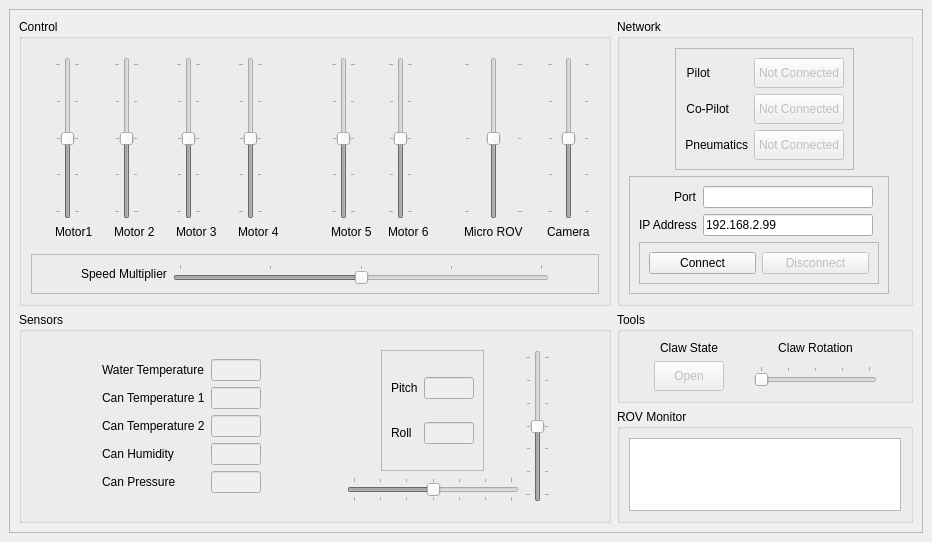
First picture: the form in pilot_terminal/gui/qt/terminal_window.ui, repository ShaneTWilliams/husky-rov, before the edit.
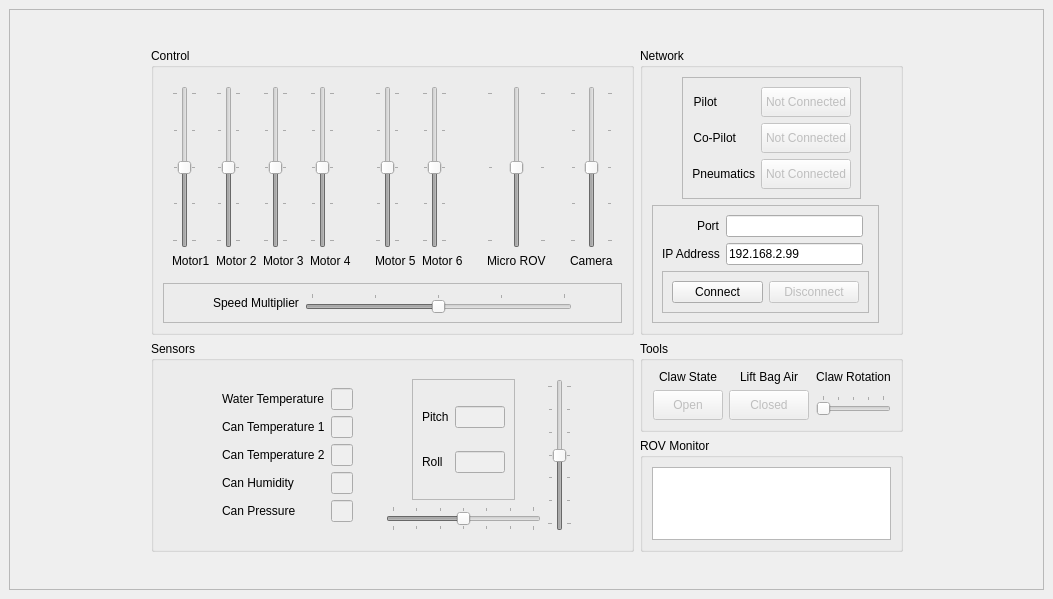
Second picture: the form after the edit. Icons and pictures are not drawn.

```diff
--- a/pilot_terminal/gui/qt/terminal_window.ui
+++ b/pilot_terminal/gui/qt/terminal_window.ui
@@ -9,8 +9,8 @@
    <rect>
     <x>0</x>
     <y>0</y>
-    <width>932</width>
-    <height>513</height>
+    <width>1053</width>
+    <height>599</height>
    </rect>
   </property>
   <property name="windowTitle">
@@ -39,224 +39,8 @@
       <property name="frameShadow">
        <enum>QFrame::Raised</enum>
       </property>
-      <layout class="QGridLayout" name="gridLayout_2" rowstretch="3,1,2" columnstretch="2,1">
-       <item row="0" column="1">
-        <widget class="QGroupBox" name="groupBox_4">
-         <property name="title">
-          <string>Network</string>
-         </property>
-         <layout class="QGridLayout" name="gridLayout_7" columnstretch="1,0,0">
-          <item row="1" column="0" colspan="3" alignment="Qt::AlignHCenter">
-           <widget class="QFrame" name="frame_3">
-            <property name="frameShape">
-             <enum>QFrame::StyledPanel</enum>
-            </property>
-            <property name="frameShadow">
-             <enum>QFrame::Raised</enum>
-            </property>
-            <layout class="QGridLayout" name="gridLayout_9">
-             <item row="1" column="0" alignment="Qt::AlignLeft">
-              <widget class="QLabel" name="label_11">
-               <property name="layoutDirection">
-                <enum>Qt::LeftToRight</enum>
-               </property>
-               <property name="text">
-                <string>Co-Pilot</string>
-               </property>
-               <property name="alignment">
-                <set>Qt::AlignRight|Qt::AlignTrailing|Qt::AlignVCenter</set>
-               </property>
-              </widget>
-             </item>
-             <item row="1" column="1">
-              <widget class="QPushButton" name="copilotStatus">
-               <property name="enabled">
-                <bool>false</bool>
-               </property>
-               <property name="minimumSize">
-                <size>
-                 <width>90</width>
-                 <height>30</height>
-                </size>
-               </property>
-               <property name="focusPolicy">
-                <enum>Qt::NoFocus</enum>
-               </property>
-               <property name="styleSheet">
-                <string notr="true"/>
-               </property>
-               <property name="text">
-                <string>Not Connected</string>
-               </property>
-              </widget>
-             </item>
-             <item row="2" column="0">
-              <widget class="QLabel" name="label_12">
-               <property name="layoutDirection">
-                <enum>Qt::LeftToRight</enum>
-               </property>
-               <property name="text">
-                <string>Pneumatics</string>
-               </property>
-               <property name="alignment">
-                <set>Qt::AlignRight|Qt::AlignTrailing|Qt::AlignVCenter</set>
-               </property>
-              </widget>
-             </item>
-             <item row="0" column="0" alignment="Qt::AlignLeft">
-              <widget class="QLabel" name="label_10">
-               <property name="enabled">
-                <bool>true</bool>
-               </property>
-               <property name="layoutDirection">
-                <enum>Qt::LeftToRight</enum>
-               </property>
-               <property name="text">
-                <string>Pilot</string>
-               </property>
-               <property name="alignment">
-                <set>Qt::AlignRight|Qt::AlignTrailing|Qt::AlignVCenter</set>
-               </property>
-              </widget>
-             </item>
-             <item row="0" column="1">
-              <widget class="QPushButton" name="pilotStatus">
-               <property name="enabled">
-                <bool>false</bool>
-               </property>
-               <property name="minimumSize">
-                <size>
-                 <width>90</width>
-                 <height>30</height>
-                </size>
-               </property>
-               <property name="focusPolicy">
-                <enum>Qt::NoFocus</enum>
-               </property>
-               <property name="styleSheet">
-                <string notr="true"/>
-               </property>
-               <property name="text">
-                <string>Not Connected</string>
-               </property>
-              </widget>
-             </item>
-             <item row="2" column="1">
-              <widget class="QPushButton" name="pneumaticsStatus">
-               <property name="enabled">
-                <bool>false</bool>
-               </property>
-               <property name="minimumSize">
-                <size>
-                 <width>90</width>
-                 <height>30</height>
-                </size>
-               </property>
-               <property name="focusPolicy">
-                <enum>Qt::NoFocus</enum>
-               </property>
-               <property name="styleSheet">
-                <string notr="true"/>
-               </property>
-               <property name="text">
-                <string>Not Connected</string>
-               </property>
-              </widget>
-             </item>
-            </layout>
-           </widget>
-          </item>
-          <item row="2" column="0">
-           <widget class="QFrame" name="frame_2">
-            <property name="frameShape">
-             <enum>QFrame::StyledPanel</enum>
-            </property>
-            <property name="frameShadow">
-             <enum>QFrame::Raised</enum>
-            </property>
-            <layout class="QGridLayout" name="gridLayout_8">
-             <item row="4" column="0" colspan="3">
-              <widget class="QFrame" name="frame_5">
-               <property name="layoutDirection">
-                <enum>Qt::LeftToRight</enum>
-               </property>
-               <property name="frameShape">
-                <enum>QFrame::StyledPanel</enum>
-               </property>
-               <property name="frameShadow">
-                <enum>QFrame::Raised</enum>
-               </property>
-               <layout class="QGridLayout" name="gridLayout_17">
-                <item row="0" column="0">
-                 <widget class="QPushButton" name="connectButton">
-                  <property name="focusPolicy">
-                   <enum>Qt::NoFocus</enum>
-                  </property>
-                  <property name="text">
-                   <string>Connect</string>
-                  </property>
-                 </widget>
-                </item>
-                <item row="0" column="1">
-                 <widget class="QPushButton" name="disconnectButton">
-                  <property name="enabled">
-                   <bool>false</bool>
-                  </property>
-                  <property name="focusPolicy">
-                   <enum>Qt::NoFocus</enum>
-                  </property>
-                  <property name="text">
-                   <string>Disconnect</string>
-                  </property>
-                 </widget>
-                </item>
-               </layout>
-              </widget>
-             </item>
-             <item row="0" column="0" alignment="Qt::AlignRight">
-              <widget class="QLabel" name="label_8">
-               <property name="text">
-                <string>Port</string>
-               </property>
-              </widget>
-             </item>
-             <item row="1" column="1">
-              <widget class="QLineEdit" name="ipLineEdit">
-               <property name="enabled">
-                <bool>true</bool>
-               </property>
-               <property name="focusPolicy">
-                <enum>Qt::ClickFocus</enum>
-               </property>
-               <property name="text">
-                <string>192.168.2.99</string>
-               </property>
-               <property name="placeholderText">
-                <string comment="12345" extracomment="gdgdrg"/>
-               </property>
-              </widget>
-             </item>
-             <item row="1" column="0">
-              <widget class="QLabel" name="label_9">
-               <property name="text">
-                <string>IP Address</string>
-               </property>
-              </widget>
-             </item>
-             <item row="0" column="1">
-              <widget class="QLineEdit" name="portLineEdit">
-               <property name="focusPolicy">
-                <enum>Qt::ClickFocus</enum>
-               </property>
-              </widget>
-             </item>
-            </layout>
-           </widget>
-          </item>
-         </layout>
-        </widget>
-       </item>
-       <item row="0" column="0">
+      <layout class="QGridLayout" name="gridLayout_2" rowstretch="2,3,1,4,2" columnstretch="1,3,2,1">
+       <item row="1" column="1">
         <widget class="QGroupBox" name="motorFrame">
          <property name="title">
           <string>Control</string>
@@ -732,33 +516,14 @@
          </layout>
         </widget>
        </item>
-       <item row="2" column="1">
-        <widget class="QGroupBox" name="groupBox">
-         <property name="title">
-          <string>ROV Monitor</string>
-         </property>
-         <layout class="QGridLayout" name="gridLayout_16">
-          <item row="0" column="0">
-           <widget class="QTextBrowser" name="textBrowser">
-            <property name="enabled">
-             <bool>true</bool>
-            </property>
-            <property name="focusPolicy">
-             <enum>Qt::NoFocus</enum>
-            </property>
-           </widget>
-          </item>
-         </layout>
-        </widget>
-       </item>
-       <item row="1" column="0" rowspan="2">
+       <item row="2" column="1" rowspan="2">
         <widget class="QGroupBox" name="groupBox_3">
          <property name="title">
           <string>Sensors</string>
          </property>
-         <layout class="QGridLayout" name="gridLayout_10" columnstretch="0,3,0,3,0">
-          <item row="0" column="2">
-           <spacer name="horizontalSpacer_2">
+         <layout class="QGridLayout" name="gridLayout_10" columnstretch="1,2,5,1">
+          <item row="0" column="0">
+           <spacer name="horizontalSpacer_3">
             <property name="orientation">
              <enum>Qt::Horizontal</enum>
             </property>
@@ -770,7 +535,7 @@
             </property>
            </spacer>
           </item>
-          <item row="0" column="4">
+          <item row="0" column="3">
            <spacer name="horizontalSpacer">
             <property name="orientation">
              <enum>Qt::Horizontal</enum>
@@ -783,6 +548,141 @@
             </property>
            </spacer>
           </item>
+          <item row="0" column="2">
+           <widget class="QFrame" name="frame_4">
+            <property name="layoutDirection">
+             <enum>Qt::LeftToRight</enum>
+            </property>
+            <layout class="QGridLayout" name="gridLayout_11">
+             <item row="1" column="0">
+              <widget class="QSlider" name="rollSlider">
+               <property name="enabled">
+                <bool>false</bool>
+               </property>
+               <property name="focusPolicy">
+                <enum>Qt::NoFocus</enum>
+               </property>
+               <property name="styleSheet">
+                <string notr="true"/>
+               </property>
+               <property name="minimum">
+                <number>-45</number>
+               </property>
+               <property name="maximum">
+                <number>45</number>
+               </property>
+               <property name="singleStep">
+                <number>1</number>
+               </property>
+               <property name="value">
+                <number>0</number>
+               </property>
+               <property name="orientation">
+                <enum>Qt::Horizontal</enum>
+               </property>
+               <property name="tickPosition">
+                <enum>QSlider::TicksBothSides</enum>
+               </property>
+               <property name="tickInterval">
+                <number>15</number>
+               </property>
+              </widget>
+             </item>
+             <item row="0" column="1" rowspan="2">
+              <widget class="QSlider" name="pitchSlider">
+               <property name="enabled">
+                <bool>false</bool>
+               </property>
+               <property name="focusPolicy">
+                <enum>Qt::NoFocus</enum>
+               </property>
+               <property name="layoutDirection">
+                <enum>Qt::LeftToRight</enum>
+               </property>
+               <property name="styleSheet">
+                <string notr="true"/>
+               </property>
+               <property name="minimum">
+                <number>-45</number>
+               </property>
+               <property name="maximum">
+                <number>45</number>
+               </property>
+               <property name="value">
+                <number>0</number>
+               </property>
+               <property name="orientation">
+                <enum>Qt::Vertical</enum>
+               </property>
+               <property name="tickPosition">
+                <enum>QSlider::TicksBothSides</enum>
+               </property>
+               <property name="tickInterval">
+                <number>15</number>
+               </property>
+              </widget>
+             </item>
+             <item row="0" column="0" alignment="Qt::AlignHCenter">
+              <widget class="QFrame" name="frame_7">
+               <property name="frameShape">
+                <enum>QFrame::StyledPanel</enum>
+               </property>
+               <property name="frameShadow">
+                <enum>QFrame::Raised</enum>
+               </property>
+               <layout class="QGridLayout" name="gridLayout_13">
+                <item row="0" column="0">
+                 <widget class="QLabel" name="label_18">
+                  <property name="text">
+                   <string>Pitch</string>
+                  </property>
+                 </widget>
+                </item>
+                <item row="0" column="1">
+                 <widget class="QLineEdit" name="pitchValue">
+                  <property name="enabled">
+                   <bool>false</bool>
+                  </property>
+                  <property name="maximumSize">
+                   <size>
+                    <width>50</width>
+                    <height>16777215</height>
+                   </size>
+                  </property>
+                  <property name="focusPolicy">
+                   <enum>Qt::NoFocus</enum>
+                  </property>
+                 </widget>
+                </item>
+                <item row="1" column="0">
+                 <widget class="QLabel" name="label_19">
+                  <property name="text">
+                   <string>Roll</string>
+                  </property>
+                 </widget>
+                </item>
+                <item row="1" column="1">
+                 <widget class="QLineEdit" name="rollValue">
+                  <property name="enabled">
+                   <bool>false</bool>
+                  </property>
+                  <property name="maximumSize">
+                   <size>
+                    <width>50</width>
+                    <height>16777215</height>
+                   </size>
+                  </property>
+                  <property name="focusPolicy">
+                   <enum>Qt::NoFocus</enum>
+                  </property>
+                 </widget>
+                </item>
+               </layout>
+              </widget>
+             </item>
+            </layout>
+           </widget>
+          </item>
           <item row="0" column="1">
            <widget class="QFrame" name="frame_4">
             <layout class="QGridLayout" name="gridLayout_15">
@@ -940,167 +840,35 @@
             </layout>
            </widget>
           </item>
-          <item row="0" column="3">
-           <widget class="QFrame" name="frame_4">
-            <property name="layoutDirection">
-             <enum>Qt::LeftToRight</enum>
-            </property>
-            <layout class="QGridLayout" name="gridLayout_11">
-             <item row="1" column="0">
-              <widget class="QSlider" name="rollSlider">
-               <property name="enabled">
-                <bool>false</bool>
-               </property>
-               <property name="focusPolicy">
-                <enum>Qt::NoFocus</enum>
-               </property>
-               <property name="styleSheet">
-                <string notr="true"/>
-               </property>
-               <property name="minimum">
-                <number>-45</number>
-               </property>
-               <property name="maximum">
-                <number>45</number>
-               </property>
-               <property name="singleStep">
-                <number>1</number>
-               </property>
-               <property name="value">
-                <number>0</number>
-               </property>
-               <property name="orientation">
-                <enum>Qt::Horizontal</enum>
-               </property>
-               <property name="tickPosition">
-                <enum>QSlider::TicksBothSides</enum>
-               </property>
-               <property name="tickInterval">
-                <number>15</number>
-               </property>
-              </widget>
-             </item>
-             <item row="0" column="1" rowspan="2">
-              <widget class="QSlider" name="pitchSlider">
-               <property name="enabled">
-                <bool>false</bool>
-               </property>
-               <property name="focusPolicy">
-                <enum>Qt::NoFocus</enum>
-               </property>
-               <property name="layoutDirection">
-                <enum>Qt::LeftToRight</enum>
-               </property>
-               <property name="styleSheet">
-                <string notr="true"/>
-               </property>
-               <property name="minimum">
-                <number>-45</number>
-               </property>
-               <property name="maximum">
-                <number>45</number>
-               </property>
-               <property name="value">
-                <number>0</number>
-               </property>
-               <property name="orientation">
-                <enum>Qt::Vertical</enum>
-               </property>
-               <property name="tickPosition">
-                <enum>QSlider::TicksBothSides</enum>
-               </property>
-               <property name="tickInterval">
-                <number>15</number>
-               </property>
-              </widget>
-             </item>
-             <item row="0" column="0" alignment="Qt::AlignHCenter">
-              <widget class="QFrame" name="frame_7">
-               <property name="frameShape">
-                <enum>QFrame::StyledPanel</enum>
-               </property>
-               <property name="frameShadow">
-                <enum>QFrame::Raised</enum>
-               </property>
-               <layout class="QGridLayout" name="gridLayout_13">
-                <item row="0" column="0">
-                 <widget class="QLabel" name="label_18">
-                  <property name="text">
-                   <string>Pitch</string>
-                  </property>
-                 </widget>
-                </item>
-                <item row="0" column="1">
-                 <widget class="QLineEdit" name="pitchValue">
-                  <property name="enabled">
-                   <bool>false</bool>
-                  </property>
-                  <property name="maximumSize">
-                   <size>
-                    <width>50</width>
-                    <height>16777215</height>
-                   </size>
-                  </property>
-                  <property name="focusPolicy">
-                   <enum>Qt::NoFocus</enum>
-                  </property>
-                 </widget>
-                </item>
-                <item row="1" column="0">
-                 <widget class="QLabel" name="label_19">
-                  <property name="text">
-                   <string>Roll</string>
-                  </property>
-                 </widget>
-                </item>
-                <item row="1" column="1">
-                 <widget class="QLineEdit" name="rollValue">
-                  <property name="enabled">
-                   <bool>false</bool>
-                  </property>
-                  <property name="maximumSize">
-                   <size>
-                    <width>50</width>
-                    <height>16777215</height>
-                   </size>
-                  </property>
-                  <property name="focusPolicy">
-                   <enum>Qt::NoFocus</enum>
-                  </property>
-                 </widget>
-                </item>
-               </layout>
-              </widget>
-             </item>
-            </layout>
-           </widget>
-          </item>
-          <item row="0" column="0">
-           <spacer name="horizontalSpacer_3">
-            <property name="orientation">
-             <enum>Qt::Horizontal</enum>
-            </property>
-            <property name="sizeHint" stdset="0">
-             <size>
-              <width>40</width>
-              <height>20</height>
-             </size>
-            </property>
-           </spacer>
-          </item>
          </layout>
         </widget>
        </item>
-       <item row="1" column="1">
+       <item row="2" column="2">
         <widget class="QGroupBox" name="groupBox_2">
          <property name="title">
           <string>Tools</string>
          </property>
-         <layout class="QGridLayout" name="gridLayout_12" columnstretch="1,2,1,5,1" rowminimumheight="0,0">
-          <item row="0" column="1">
-           <widget class="QLabel" name="label_17">
+         <layout class="QGridLayout" name="gridLayout_12" columnstretch="1,2,1,2,1,5,1">
+          <item row="1" column="3">
+           <widget class="QPushButton" name="pushButton">
+            <property name="enabled">
+             <bool>false</bool>
+            </property>
+            <property name="minimumSize">
+             <size>
+              <width>0</width>
+              <height>30</height>
+             </size>
+            </property>
             <property name="text">
-             <string>Claw State</string>
+             <string>Closed</string>
+            </property>
+           </widget>
+          </item>
+          <item row="0" column="3">
+           <widget class="QLabel" name="label_16">
+            <property name="text">
+             <string>Lift Bag Air</string>
             </property>
             <property name="alignment">
              <set>Qt::AlignCenter</set>
@@ -1135,6 +903,29 @@
             </property>
            </widget>
           </item>
+          <item row="0" column="1">
+           <widget class="QLabel" name="label_17">
+            <property name="text">
+             <string>Claw State</string>
+            </property>
+            <property name="alignment">
+             <set>Qt::AlignCenter</set>
+            </property>
+           </widget>
+          </item>
+          <item row="1" column="2">
+           <spacer name="horizontalSpacer_6">
+            <property name="orientation">
+             <enum>Qt::Horizontal</enum>
+            </property>
+            <property name="sizeHint" stdset="0">
+             <size>
+              <width>40</width>
+              <height>20</height>
+             </size>
+            </property>
+           </spacer>
+          </item>
           <item row="1" column="0">
            <spacer name="horizontalSpacer_7">
             <property name="orientation">
@@ -1148,7 +939,7 @@
             </property>
            </spacer>
           </item>
-          <item row="0" column="3">
+          <item row="0" column="5">
            <widget class="QLabel" name="label_15">
             <property name="text">
              <string>Claw Rotation</string>
@@ -1158,7 +949,7 @@
             </property>
            </widget>
           </item>
-          <item row="1" column="3">
+          <item row="1" column="5">
            <widget class="QSlider" name="clawServoSlider">
             <property name="enabled">
              <bool>false</bool>
@@ -1186,20 +977,7 @@
             </property>
            </widget>
           </item>
-          <item row="1" column="2">
-           <spacer name="horizontalSpacer_6">
-            <property name="orientation">
-             <enum>Qt::Horizontal</enum>
-            </property>
-            <property name="sizeHint" stdset="0">
-             <size>
-              <width>40</width>
-              <height>20</height>
-             </size>
-            </property>
-           </spacer>
-          </item>
-          <item row="1" column="4">
+          <item row="1" column="6">
            <spacer name="horizontalSpacer_8">
             <property name="orientation">
              <enum>Qt::Horizontal</enum>
@@ -1212,9 +990,309 @@
             </property>
            </spacer>
           </item>
+          <item row="1" column="4">
+           <spacer name="horizontalSpacer_2">
+            <property name="orientation">
+             <enum>Qt::Horizontal</enum>
+            </property>
+            <property name="sizeHint" stdset="0">
+             <size>
+              <width>40</width>
+              <height>20</height>
+             </size>
+            </property>
+           </spacer>
+          </item>
          </layout>
         </widget>
        </item>
+       <item row="1" column="3" rowspan="3">
+        <spacer name="horizontalSpacer_10">
+         <property name="orientation">
+          <enum>Qt::Horizontal</enum>
+         </property>
+         <property name="sizeHint" stdset="0">
+          <size>
+           <width>40</width>
+           <height>20</height>
+          </size>
+         </property>
+        </spacer>
+       </item>
+       <item row="3" column="2">
+        <widget class="QGroupBox" name="groupBox">
+         <property name="title">
+          <string>ROV Monitor</string>
+         </property>
+         <layout class="QGridLayout" name="gridLayout_16">
+          <item row="0" column="0">
+           <widget class="QTextBrowser" name="textBrowser">
+            <property name="enabled">
+             <bool>true</bool>
+            </property>
+            <property name="focusPolicy">
+             <enum>Qt::NoFocus</enum>
+            </property>
+           </widget>
+          </item>
+         </layout>
+        </widget>
+       </item>
+       <item row="1" column="2">
+        <widget class="QGroupBox" name="groupBox_4">
+         <property name="title">
+          <string>Network</string>
+         </property>
+         <layout class="QGridLayout" name="gridLayout_7" columnstretch="1,0,0">
+          <item row="1" column="0" colspan="3" alignment="Qt::AlignHCenter">
+           <widget class="QFrame" name="frame_3">
+            <property name="frameShape">
+             <enum>QFrame::StyledPanel</enum>
+            </property>
+            <property name="frameShadow">
+             <enum>QFrame::Raised</enum>
+            </property>
+            <layout class="QGridLayout" name="gridLayout_9">
+             <item row="1" column="0" alignment="Qt::AlignLeft">
+              <widget class="QLabel" name="label_11">
+               <property name="layoutDirection">
+                <enum>Qt::LeftToRight</enum>
+               </property>
+               <property name="text">
+                <string>Co-Pilot</string>
+               </property>
+               <property name="alignment">
+                <set>Qt::AlignRight|Qt::AlignTrailing|Qt::AlignVCenter</set>
+               </property>
+              </widget>
+             </item>
+             <item row="1" column="1">
+              <widget class="QPushButton" name="copilotStatus">
+               <property name="enabled">
+                <bool>false</bool>
+               </property>
+               <property name="minimumSize">
+                <size>
+                 <width>90</width>
+                 <height>30</height>
+                </size>
+               </property>
+               <property name="focusPolicy">
+                <enum>Qt::NoFocus</enum>
+               </property>
+               <property name="styleSheet">
+                <string notr="true"/>
+               </property>
+               <property name="text">
+                <string>Not Connected</string>
+               </property>
+              </widget>
+             </item>
+             <item row="2" column="0">
+              <widget class="QLabel" name="label_12">
+               <property name="layoutDirection">
+                <enum>Qt::LeftToRight</enum>
+               </property>
+               <property name="text">
+                <string>Pneumatics</string>
+               </property>
+               <property name="alignment">
+                <set>Qt::AlignRight|Qt::AlignTrailing|Qt::AlignVCenter</set>
+               </property>
+              </widget>
+             </item>
+             <item row="0" column="0" alignment="Qt::AlignLeft">
+              <widget class="QLabel" name="label_10">
+               <property name="enabled">
+                <bool>true</bool>
+               </property>
+               <property name="layoutDirection">
+                <enum>Qt::LeftToRight</enum>
+               </property>
+               <property name="text">
+                <string>Pilot</string>
+               </property>
+               <property name="alignment">
+                <set>Qt::AlignRight|Qt::AlignTrailing|Qt::AlignVCenter</set>
+               </property>
+              </widget>
+             </item>
+             <item row="0" column="1">
+              <widget class="QPushButton" name="pilotStatus">
+               <property name="enabled">
+                <bool>false</bool>
+               </property>
+               <property name="minimumSize">
+                <size>
+                 <width>90</width>
+                 <height>30</height>
+                </size>
+               </property>
+               <property name="focusPolicy">
+                <enum>Qt::NoFocus</enum>
+               </property>
+               <property name="styleSheet">
+                <string notr="true"/>
+               </property>
+               <property name="text">
+                <string>Not Connected</string>
+               </property>
+              </widget>
+             </item>
+             <item row="2" column="1">
+              <widget class="QPushButton" name="pneumaticsStatus">
+               <property name="enabled">
+                <bool>false</bool>
+               </property>
+               <property name="minimumSize">
+                <size>
+                 <width>90</width>
+                 <height>30</height>
+                </size>
+               </property>
+               <property name="focusPolicy">
+                <enum>Qt::NoFocus</enum>
+               </property>
+               <property name="styleSheet">
+                <string notr="true"/>
+               </property>
+               <property name="text">
+                <string>Not Connected</string>
+               </property>
+              </widget>
+             </item>
+            </layout>
+           </widget>
+          </item>
+          <item row="2" column="0">
+           <widget class="QFrame" name="frame_2">
+            <property name="frameShape">
+             <enum>QFrame::StyledPanel</enum>
+            </property>
+            <property name="frameShadow">
+             <enum>QFrame::Raised</enum>
+            </property>
+            <layout class="QGridLayout" name="gridLayout_8">
+             <item row="0" column="0" alignment="Qt::AlignRight">
+              <widget class="QLabel" name="label_8">
+               <property name="text">
+                <string>Port</string>
+               </property>
+              </widget>
+             </item>
+             <item row="1" column="1">
+              <widget class="QLineEdit" name="ipLineEdit">
+               <property name="enabled">
+                <bool>true</bool>
+               </property>
+               <property name="focusPolicy">
+                <enum>Qt::ClickFocus</enum>
+               </property>
+               <property name="text">
+                <string>192.168.2.99</string>
+               </property>
+               <property name="placeholderText">
+                <string comment="12345" extracomment="gdgdrg"/>
+               </property>
+              </widget>
+             </item>
+             <item row="0" column="1">
+              <widget class="QLineEdit" name="portLineEdit">
+               <property name="focusPolicy">
+                <enum>Qt::ClickFocus</enum>
+               </property>
+              </widget>
+             </item>
+             <item row="1" column="0">
+              <widget class="QLabel" name="label_9">
+               <property name="text">
+                <string>IP Address</string>
+               </property>
+              </widget>
+             </item>
+             <item row="4" column="0" colspan="3">
+              <widget class="QFrame" name="frame_5">
+               <property name="layoutDirection">
+                <enum>Qt::LeftToRight</enum>
+               </property>
+               <property name="frameShape">
+                <enum>QFrame::StyledPanel</enum>
+               </property>
+               <property name="frameShadow">
+                <enum>QFrame::Raised</enum>
+               </property>
+               <layout class="QGridLayout" name="gridLayout_17">
+                <item row="0" column="1">
+                 <widget class="QPushButton" name="disconnectButton">
+                  <property name="enabled">
+                   <bool>false</bool>
+                  </property>
+                  <property name="focusPolicy">
+                   <enum>Qt::NoFocus</enum>
+                  </property>
+                  <property name="text">
+                   <string>Disconnect</string>
+                  </property>
+                 </widget>
+                </item>
+                <item row="0" column="0">
+                 <widget class="QPushButton" name="connectButton">
+                  <property name="focusPolicy">
+                   <enum>Qt::NoFocus</enum>
+                  </property>
+                  <property name="text">
+                   <string>Connect</string>
+                  </property>
+                 </widget>
+                </item>
+               </layout>
+              </widget>
+             </item>
+            </layout>
+           </widget>
+          </item>
+         </layout>
+        </widget>
+       </item>
+       <item row="1" column="0" rowspan="3">
+        <spacer name="horizontalSpacer_9">
+         <property name="orientation">
+          <enum>Qt::Horizontal</enum>
+         </property>
+         <property name="sizeHint" stdset="0">
+          <size>
+           <width>40</width>
+           <height>20</height>
+          </size>
+         </property>
+        </spacer>
+       </item>
+       <item row="0" column="1" colspan="2">
+        <spacer name="verticalSpacer">
+         <property name="orientation">
+          <enum>Qt::Vertical</enum>
+         </property>
+         <property name="sizeHint" stdset="0">
+          <size>
+           <width>20</width>
+           <height>40</height>
+          </size>
+         </property>
+        </spacer>
+       </item>
+       <item row="4" column="1" colspan="2">
+        <spacer name="verticalSpacer_2">
+         <property name="orientation">
+          <enum>Qt::Vertical</enum>
+         </property>
+         <property name="sizeHint" stdset="0">
+          <size>
+           <width>20</width>
+           <height>40</height>
+          </size>
+         </property>
+        </spacer>
+       </item>
       </layout>
      </widget>
     </item>
```
